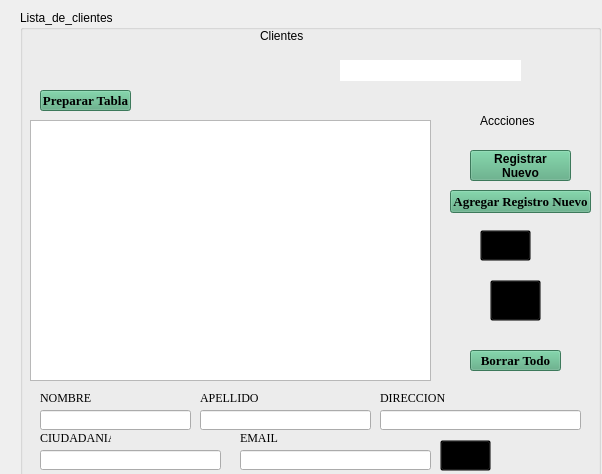
First picture: the form in Sistema_de_Registro_de_Hotel/gui_menu_cliente.ui, repository JeffersonFarCar/Sistema-de-Registro-de-Hotel, before the edit.
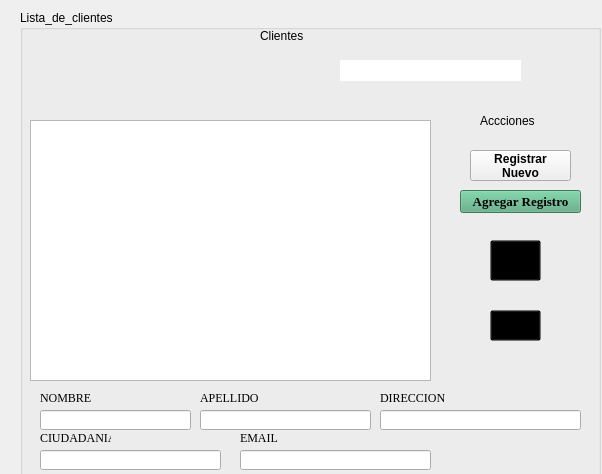
Second picture: the form after the edit. Icons and pictures are not drawn.

Commit message: actualizacion Cliente

The edit to the form file:
```diff
--- a/Sistema_de_Registro_de_Hotel/gui_menu_cliente.ui
+++ b/Sistema_de_Registro_de_Hotel/gui_menu_cliente.ui
@@ -64,7 +64,7 @@
      <bool>false</bool>
     </property>
    </widget>
-   <widget class="QPushButton" name="Aceptar_button">
+   <widget class="QPushButton" name="Agregar_button">
     <property name="enabled">
      <bool>true</bool>
     </property>
@@ -86,7 +86,7 @@
      <cursorShape>PointingHandCursor</cursorShape>
     </property>
     <property name="autoFillBackground">
-     <bool>true</bool>
+     <bool>false</bool>
     </property>
     <property name="styleSheet">
      <string notr="true">#Aceptar_button{
@@ -260,46 +260,12 @@
      <bool>false</bool>
     </attribute>
    </widget>
-   <widget class="QPushButton" name="pushButton">
-    <property name="geometry">
-     <rect>
-      <x>20</x>
-      <y>80</y>
-      <width>91</width>
-      <height>21</height>
-     </rect>
-    </property>
-    <property name="font">
-     <font>
-      <family>Times New Roman</family>
-      <pointsize>10</pointsize>
-      <weight>75</weight>
-      <bold>true</bold>
-     </font>
-    </property>
-    <property name="cursor">
-     <cursorShape>PointingHandCursor</cursorShape>
-    </property>
-    <property name="autoFillBackground">
-     <bool>true</bool>
-    </property>
-    <property name="styleSheet">
-     <string notr="true">#pushButton{
-	border-color: rgb(85, 170, 127);
-alternate-background-color: rgb(85, 170, 127);
-	background-color: rgb(85, 170, 127);
-}</string>
-    </property>
-    <property name="text">
-     <string>Preparar Tabla</string>
-    </property>
-   </widget>
    <widget class="QPushButton" name="pushButton_2">
     <property name="geometry">
      <rect>
-      <x>430</x>
+      <x>440</x>
       <y>180</y>
-      <width>141</width>
+      <width>121</width>
       <height>23</height>
      </rect>
     </property>
@@ -315,7 +281,7 @@
      <cursorShape>PointingHandCursor</cursorShape>
     </property>
     <property name="autoFillBackground">
-     <bool>true</bool>
+     <bool>false</bool>
     </property>
     <property name="styleSheet">
      <string notr="true">#pushButton_2{
@@ -325,14 +291,14 @@
 }</string>
     </property>
     <property name="text">
-     <string>Agregar Registro Nuevo</string>
+     <string>Agregar Registro</string>
     </property>
    </widget>
    <widget class="QPushButton" name="pushButtonB3">
     <property name="geometry">
      <rect>
       <x>470</x>
-      <y>270</y>
+      <y>230</y>
       <width>51</width>
       <height>41</height>
      </rect>
@@ -355,40 +321,6 @@
      <string/>
     </property>
    </widget>
-   <widget class="QPushButton" name="pushButtonB4">
-    <property name="geometry">
-     <rect>
-      <x>450</x>
-      <y>340</y>
-      <width>91</width>
-      <height>21</height>
-     </rect>
-    </property>
-    <property name="font">
-     <font>
-      <family>Times New Roman</family>
-      <pointsize>10</pointsize>
-      <weight>75</weight>
-      <bold>true</bold>
-     </font>
-    </property>
-    <property name="cursor">
-     <cursorShape>PointingHandCursor</cursorShape>
-    </property>
-    <property name="autoFillBackground">
-     <bool>true</bool>
-    </property>
-    <property name="styleSheet">
-     <string notr="true">#pushButtonB4{
-	border-color: rgb(85, 170, 127);
-alternate-background-color: rgb(85, 170, 127);
-	background-color: rgb(85, 170, 127);
-}</string>
-    </property>
-    <property name="text">
-     <string>Borrar Todo</string>
-    </property>
-   </widget>
    <widget class="QLineEdit" name="lineEditNOMBRE">
     <property name="geometry">
      <rect>
@@ -534,8 +466,8 @@
    <widget class="QPushButton" name="pushButtoMODIFICAR">
     <property name="geometry">
      <rect>
-      <x>420</x>
-      <y>430</y>
+      <x>470</x>
+      <y>300</y>
       <width>51</width>
       <height>31</height>
      </rect>
@@ -566,30 +498,6 @@
      <string/>
     </property>
    </widget>
-   <widget class="QPushButton" name="pushButtonVIEW">
-    <property name="geometry">
-     <rect>
-      <x>460</x>
-      <y>220</y>
-      <width>51</width>
-      <height>31</height>
-     </rect>
-    </property>
-    <property name="styleSheet">
-     <string notr="true">#pushButtonVIEW{
-	background-color: transparent;
-	border-image: url(:/imagenes/imagenes/view_unpressed.png);
-}
-
-#pushButtonVIEW:pressed{
-	background-color: transparent;
-	border-image: url(:/imagenes/imagenes/view_pressed.png);
-}</string>
-    </property>
-    <property name="text">
-     <string/>
-    </property>
-   </widget>
    <widget class="QLabel" name="label_6">
     <property name="geometry">
      <rect>
```
The commit also changes 16 other files.
